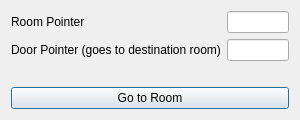
Qt form dsvedit/navigation_search.ui (LagoLunatic/DSVEdit) before a commit.
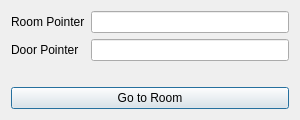
The same form after that commit.

Commit message:
Changed navigation search by door
* When it finds the door pointer, opens the room the door is in, and opens the door editor for the given door.

Patch:
```diff
--- a/dsvedit/navigation_search.ui
+++ b/dsvedit/navigation_search.ui
@@ -32,7 +32,7 @@
      <item row="2" column="0">
       <widget class="QLabel" name="label_door">
        <property name="text">
-        <string>Door Pointer (goes to destination room)</string>
+        <string>Door Pointer</string>
        </property>
       </widget>
      </item>
```
The commit also changes 1 other file.
